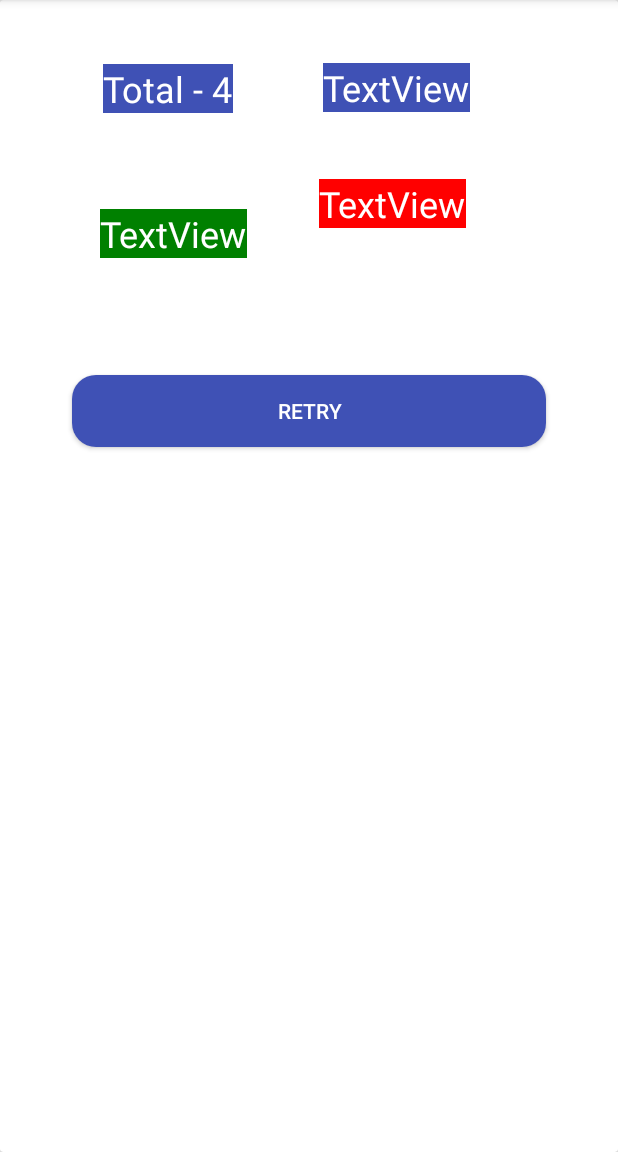
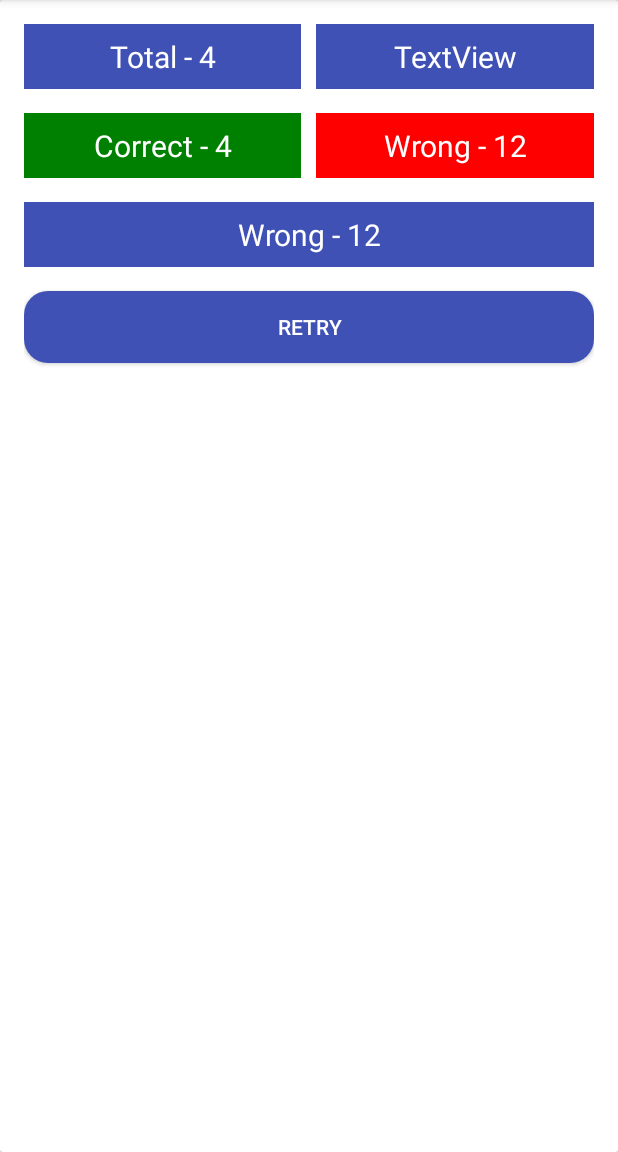
Before and after one commit to praveen-mulchandani/smartLeaningApplication, an Android app: the QuizResultActivity screen opened directly, with no data from a screen before it, on a phone screen of 412 x 824 dp, the part 84-1236 px from its top. Run offline under Robolectric (Android 15) with nearby library versions, the phone set to English and light mode, and no system bars; libraries missing offline, so code that uses them is left out: kotlinx.coroutines.experimental, org.jetbrains.anko; 6 statements that could not run were skipped.

```diff
--- a/SmartLearningApplication/app/src/main/java/com/sd/smartlearningapplication/model/QuestionResultModel.kt
+++ b/SmartLearningApplication/app/src/main/java/com/sd/smartlearningapplication/model/QuestionResultModel.kt
@@ -1,10 +1,7 @@
 package com.sd.smartlearningapplication.model
-
-import android.os.Parcel
-import android.os.Parcelable
 
 data class QuestionResultModel(var easyAverageTime: Float = 10f, var mediumAverageTime: Float = 10f,
                                var hardAverageTime: Float = 10f,
                                var easyQuestionsAnswered: Int = 0, var mediumQuestionsAnswered: Int = 0,
                                var hardQuestionsAnswered: Int = 0,
-                               var rightAnswer: Int = 0, var wrongAns: Int = 0)
+                               var rightAnswer: Int = 0, var wrongAns: Int = 0, var skippedAns: Int = 0)
--- a/SmartLearningApplication/app/src/main/java/com/sd/smartlearningapplication/ui/QuizResultActivity.kt
+++ b/SmartLearningApplication/app/src/main/java/com/sd/smartlearningapplication/ui/QuizResultActivity.kt
@@ -2,22 +2,64 @@ package com.sd.smartlearningapplication.ui
 
 import android.os.Bundle
 import android.support.v7.app.AppCompatActivity
-
 import com.sd.smartlearningapplication.R
+import com.sd.smartlearningapplication.classifier.LevelPredictorClassifier
+import com.sd.smartlearningapplication.model.QuestionResultModel
 import com.sd.smartlearningapplication.utìls.DataTransferUtil
 import kotlinx.android.synthetic.main.activity_quiz_result.*
+import kotlinx.coroutines.experimental.android.UI
+import kotlinx.coroutines.experimental.async
+import org.jetbrains.anko.coroutines.experimental.bg
+import java.util.concurrent.Executors
 
 class QuizResultActivity : AppCompatActivity() {
-
+    private val MODEL_FILE = "file:///android_asset/quiz_graph.pb"
+    private val INPUT_NAME = "input"
+    private val OUTPUT_NAME = "output"
+    private val executor = Executors.newSingleThreadExecutor()
     override fun onCreate(savedInstanceState: Bundle?) {
         super.onCreate(savedInstanceState)
         setContentView(R.layout.activity_quiz_result)
+        initTensorFlowAndLoadModel()
         init()
     }
 
     private fun init() {
-        tvTotal.text= getString(R.string.total_question)
-        tvRightAnswer.text=DataTransferUtil.mQuestionResultModel!!.rightAnswer.toString()
-        tvWrongAnswer.text=DataTransferUtil.mQuestionResultModel!!.wrongAns.toString()
+        tvTotal.text = getString(R.string.total_question)
+        tvRightAnswer.text = "Correct - " + DataTransferUtil.mQuestionResultModel!!.rightAnswer.toString()
+        tvWrongAnswer.text = "Wrong - " + DataTransferUtil.mQuestionResultModel!!.wrongAns.toString()
+        tvSkippedAnswer.text= "Skipped - " + DataTransferUtil.mQuestionResultModel!!.skippedAns.toString()
+    }
+
+    private fun initTensorFlowAndLoadModel() {
+        val questionResultModel: QuestionResultModel = DataTransferUtil.mQuestionResultModel!!
+        val inputArray = floatArrayOf(questionResultModel.hardQuestionsAnswered.toFloat(),
+                questionResultModel.easyQuestionsAnswered.toFloat(),
+                questionResultModel.mediumQuestionsAnswered.toFloat(),
+                (questionResultModel.hardAverageTime / questionResultModel.hardQuestionsAnswered),
+                (questionResultModel.easyAverageTime / questionResultModel.easyQuestionsAnswered),
+                (questionResultModel.mediumAverageTime / questionResultModel.mediumQuestionsAnswered)
+        )
+
+        async(UI){
+                try {
+                    val testClassifier = LevelPredictorClassifier()
+                    val floats = bg {
+                        testClassifier.create(
+                                assets,
+                                MODEL_FILE,
+                                INPUT_NAME,
+                                OUTPUT_NAME, inputArray)
+                    }
+                    tvPredictedLevel.text = "Predicted Level - " + floats.await()[0]
+                } catch (e: Exception) {
+                    throw RuntimeException("Error initializing TensorFlow!", e)
+                }
+        }
+
+
+        executor.execute {
+
+        }
     }
 }
--- a/SmartLearningApplication/app/src/main/java/com/sd/smartlearningapplication/viewModel/QuizViewModel.kt
+++ b/SmartLearningApplication/app/src/main/java/com/sd/smartlearningapplication/viewModel/QuizViewModel.kt
@@ -26,9 +26,10 @@ class QuizViewModel : ViewModel() {
         //update the result model on basis of type of question asked
         updateResultModel()
         //Time is end then submit is pressed
-        if (mTimer == 10) {
+        if (answer.equals("skip")) {
             mQuestion!!.correctlyAnswered = 2
             mQuestion = getNextQuestion()
+            mQuestionResultModel!!.skippedAns++
         } else if (mQuestion?.correctAns.equals(answer)) {
             mQuestion!!.correctlyAnswered = 1
             mQuestionResultModel!!.rightAnswer++
--- a/SmartLearningApplication/app/src/main/res/layout/activity_quiz_result.xml
+++ b/SmartLearningApplication/app/src/main/res/layout/activity_quiz_result.xml
@@ -1,120 +1,118 @@
 <?xml version="1.0" encoding="utf-8"?>
 <LinearLayout
     xmlns:android="http://schemas.android.com/apk/res/android"
-    xmlns:app="http://schemas.android.com/apk/res-auto"
-    xmlns:tools="http://schemas.android.com/tools"
-    android:layout_width="match_parent"
-    android:layout_height="match_parent"
-    android:orientation="vertical"
-    >
-
-    <android.support.v7.widget.CardView
+    android:id="@+id/rl_quiz"
     android:layout_width="match_parent"
     android:layout_height="match_parent"
     >
 
-        <android.support.constraint.ConstraintLayout
+    <android.support.v7.widget.CardView
+        xmlns:android="http://schemas.android.com/apk/res/android"
+        android:layout_width="match_parent"
+        android:layout_height="match_parent"
+        >
 
-            xmlns:tools="http://schemas.android.com/tools"
+        <LinearLayout
+            android:layout_width="match_parent"
+            android:layout_height="match_parent"
+            android:layout_margin="@dimen/activity_vertical_margin"
+            android:orientation="vertical"
+            >
+
+
+            <LinearLayout
                 android:id="@+id/cardViewQuizResult"
                 android:layout_width="match_parent"
-            android:layout_height="match_parent"
-            android:layout_gravity="center"
-            tools:context=".ui.QuizResultActivity">
+                android:layout_height="wrap_content"
+                android:orientation="horizontal"
+                android:weightSum="2"
+                >
 
                 <TextView
                     android:id="@+id/tvTotal"
-                android:layout_width="wrap_content"
+                    android:layout_width="0dp"
                     android:layout_height="wrap_content"
-                android:layout_marginBottom="8dp"
-                android:layout_marginEnd="8dp"
-                android:layout_marginStart="8dp"
-                android:layout_marginTop="8dp"
+                    android:layout_marginBottom="@dimen/activity_vertical_margin"
+                    android:layout_marginRight="10dp"
+                    android:layout_weight="1"
                     android:background="@color/colorPrimary"
+                    android:padding="8dp"
                     android:text="TextView"
+                    android:textAlignment="center"
                     android:textColor="@color/colorWhite"
-                android:textSize="24sp"
-                app:layout_constraintBottom_toBottomOf="parent"
-                app:layout_constraintEnd_toEndOf="parent"
-                app:layout_constraintHorizontal_bias="0.196"
-                app:layout_constraintStart_toStartOf="parent"
-                app:layout_constraintTop_toTopOf="parent"
-                app:layout_constraintVertical_bias="0.048"/>
+                    android:textSize="20sp"/>
 
                 <TextView
-                android:id="@+id/tvPredictedLevel"
-                android:layout_width="wrap_content"
+                    android:id="@+id/tvSkippedAnswer"
+                    android:layout_width="0dp"
                     android:layout_height="wrap_content"
-                android:layout_marginBottom="8dp"
-                android:layout_marginEnd="8dp"
-                android:layout_marginStart="8dp"
-                android:layout_marginTop="8dp"
+                    android:layout_weight="1"
                     android:background="@color/colorPrimary"
+                    android:padding="8dp"
                     android:text="TextView"
+                    android:textAlignment="center"
                     android:textColor="@color/colorWhite"
-                android:textSize="24sp"
-                app:layout_constraintBottom_toBottomOf="parent"
-                app:layout_constraintEnd_toEndOf="parent"
-                app:layout_constraintHorizontal_bias="0.366"
-                app:layout_constraintStart_toEndOf="@+id/tvTotal"
-                app:layout_constraintTop_toTopOf="parent"
-                app:layout_constraintVertical_bias="0.047"/>
+                    android:textSize="20sp"/>
+            </LinearLayout>
+
+            <LinearLayout
+                android:layout_width="match_parent"
+                android:layout_height="wrap_content"
+                android:orientation="horizontal"
+                android:weightSum="2"
+                >
 
                 <TextView
                     android:id="@+id/tvRightAnswer"
-                android:layout_width="wrap_content"
+                    android:layout_width="0dp"
                     android:layout_height="wrap_content"
-                android:layout_marginBottom="8dp"
-                android:layout_marginEnd="8dp"
-                android:layout_marginStart="8dp"
-                android:layout_marginTop="8dp"
+                    android:layout_marginRight="10dp"
+                    android:layout_weight="1"
                     android:background="@color/progress_start"
-                android:text="TextView"
+                    android:padding="8dp"
+                    android:text="Correct - 4"
+                    android:textAlignment="center"
                     android:textColor="@color/colorWhite"
-                android:textSize="24sp"
-                app:layout_constraintBottom_toBottomOf="parent"
-                app:layout_constraintEnd_toEndOf="parent"
-                app:layout_constraintHorizontal_bias="0.197"
-                app:layout_constraintStart_toStartOf="parent"
-                app:layout_constraintTop_toBottomOf="@+id/tvTotal"
-                app:layout_constraintVertical_bias="0.087"
+                    android:textSize="20sp"
                     />
 
                 <TextView
                     android:id="@+id/tvWrongAnswer"
-                android:layout_width="wrap_content"
+                    android:layout_width="0dp"
                     android:layout_height="wrap_content"
-                android:layout_marginBottom="8dp"
-                android:layout_marginEnd="8dp"
-                android:layout_marginStart="48dp"
-                android:layout_marginTop="40dp"
+                    android:layout_marginBottom="@dimen/activity_vertical_margin"
+                    android:layout_weight="1"
                     android:background="@color/progress_end"
-                android:text="TextView"
+                    android:padding="8dp"
+                    android:text="Wrong - 12"
+                    android:textAlignment="center"
                     android:textColor="@color/colorWhite"
-                android:textSize="24sp"
-                app:layout_constraintBottom_toBottomOf="parent"
-                app:layout_constraintEnd_toEndOf="parent"
-                app:layout_constraintHorizontal_bias="0.0"
-                app:layout_constraintStart_toEndOf="@+id/tvRightAnswer"
-                app:layout_constraintTop_toBottomOf="@+id/tvPredictedLevel"
-                app:layout_constraintVertical_bias="0.008"/>
+                    android:textSize="20sp"
+                    />
+
+
+            </LinearLayout>
+
+            <TextView
+                android:id="@+id/tvPredictedLevel"
+                android:layout_width="match_parent"
+                android:layout_height="wrap_content"
+                android:background="@color/colorPrimary"
+                android:padding="8dp"
+                android:text="Wrong - 12"
+                android:textAlignment="center"
+                android:textColor="@color/colorWhite"
+                android:textSize="20sp"
+                />
 
             <Button
+                android:layout_marginTop="@dimen/activity_vertical_margin"
                 android:id="@+id/btnRetry"
                 android:layout_width="match_parent"
                 android:layout_height="wrap_content"
-                android:layout_marginBottom="8dp"
-                android:layout_marginEnd="48dp"
-                android:layout_marginStart="48dp"
-                android:layout_marginTop="8dp"
                 android:background="@drawable/button_selector"
                 android:text="Retry"
-                android:textColor="@color/colorWhite"
-                app:layout_constraintBottom_toBottomOf="parent"
-                app:layout_constraintEnd_toEndOf="parent"
-                app:layout_constraintStart_toStartOf="parent"
-                app:layout_constraintTop_toTopOf="parent"
-                app:layout_constraintVertical_bias="0.344"/>
-        </android.support.constraint.ConstraintLayout>
+                android:textColor="@color/colorWhite"/>
+        </LinearLayout>
     </android.support.v7.widget.CardView>
 </LinearLayout>
```
Also changed, not shown: SmartLearningApplication/app/build.gradle (+9 -0 lines), SmartLearningApplication/app/src/main/java/com/sd/smartlearningapplication/classifier/LevelPredictorClassifier.java (added, +43 -0 lines), SmartLearningApplication/app/src/main/java/com/sd/smartlearningapplication/ui/QuizActivity.kt (+15 -2 lines), SmartLearningApplication/app/src/main/res/layout/quiz_component.xml (+26 -3 lines), 1 other file. Lines whose indentation alone changed are shown as unchanged.
